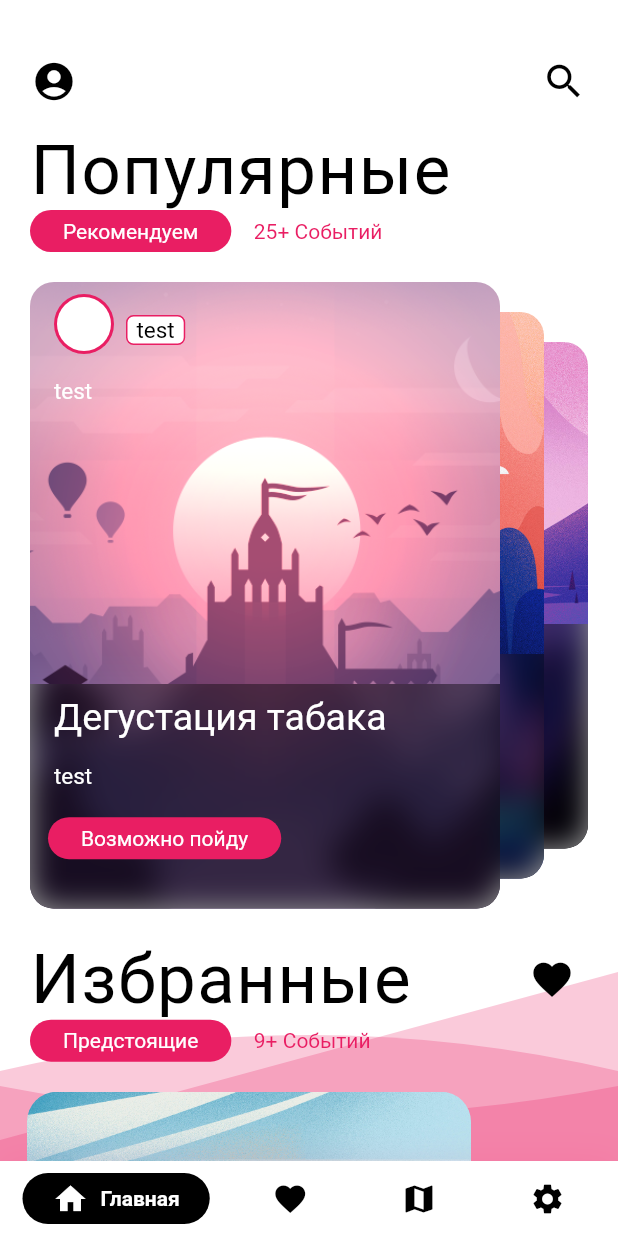
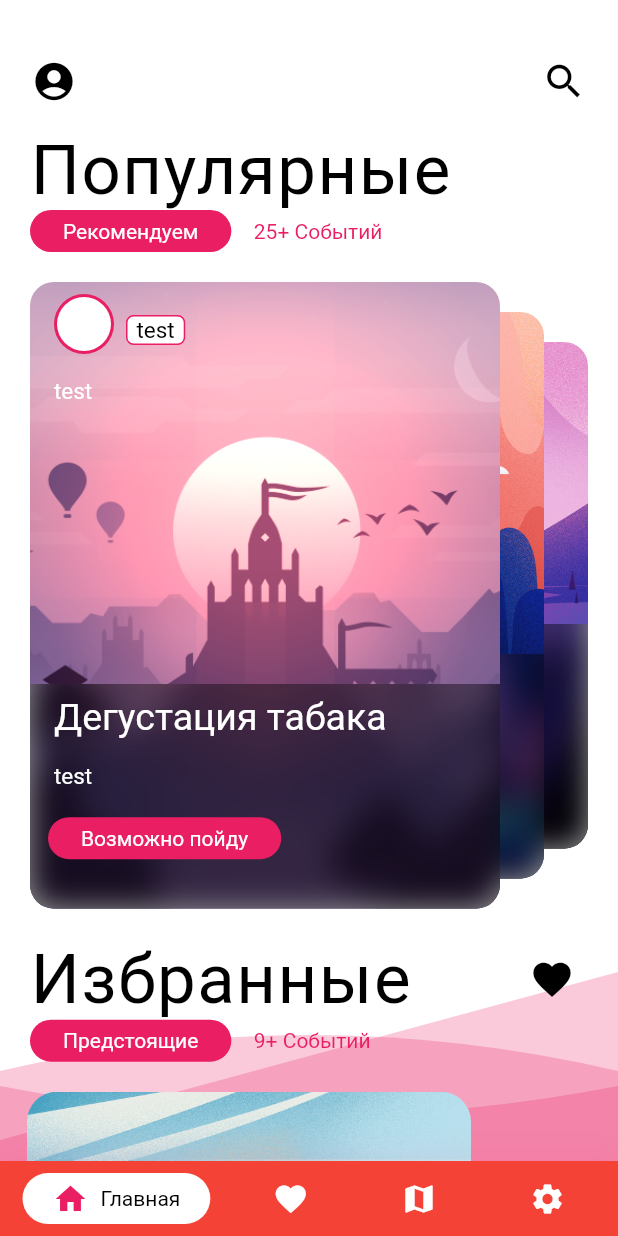
Before and after one commit to h5xde-dev/my_events, a Flutter app: the NavigationMenu screen opened directly, on a phone screen of 412 x 824 dp. Run offline on Flutter 3.47's test engine with Material 2 defaults, Android fonts, the phone set to English and light mode, and no system bars; drawn by our look-alikes of google_nav_bar; our stand-ins replace cloud_firestore, firebase_auth, google_maps_flutter, location, shared_preferences, simple_animations; missing offline and left inert: fab_circular_menu; accounts and stored records are empty; Roboto replaces fonts that are missing (Calibre-Semibold, SF-Pro-Text-Regular).

Commit message:
new themes and fixes

```diff
--- a/lib/common_widgets/event_card.dart
+++ b/lib/common_widgets/event_card.dart
@@ -60,7 +60,21 @@ class EventCard extends StatelessWidget {
                       offset: Offset(3.0, 6.0),
                       blurRadius: 10.0)
                 ]),
-                child: AspectRatio(
+                child: _cardBox(context, cardAspectRatio, i),
+              ),
+            ),
+          );
+          cardList.add(cardItem);
+        }
+        return Stack(
+          children: cardList,
+        );
+      }),
+    );
+  }
+
+  Widget _cardBox(context, cardAspectRatio, i){
+    return AspectRatio(
       aspectRatio: cardAspectRatio,
       child: Stack(
         fit: StackFit.expand,
@@ -147,16 +161,6 @@ class EventCard extends StatelessWidget {
           ),
         ],
       ),
-                ),
-              ),
-            ),
-          );
-          cardList.add(cardItem);
-        }
-        return Stack(
-          children: cardList,
-        );
-      }),
     );
   }
 
@@ -199,7 +203,7 @@ class EventCard extends StatelessWidget {
                   borderRadius: BorderRadius.circular(20.0)),
               child: Text("Возможно пойду",
                 style: TextStyle(color: Colors.white)
-              )
+              ),
             ),
           ),
         ],
--- a/lib/common_widgets/navigation_menu.dart
+++ b/lib/common_widgets/navigation_menu.dart
@@ -38,7 +38,7 @@ class _NavigationMenuState extends State<NavigationMenu> {
         child: _widgetOptions.elementAt(_selectedIndex),
       ),
       bottomNavigationBar: Container(
-        decoration: BoxDecoration(color: Theme.of(context).backgroundColor, boxShadow: [
+        decoration: BoxDecoration(color: Theme.of(context).cursorColor, boxShadow: [
           BoxShadow(blurRadius: 20, color: Theme.of(context).primaryColor.withOpacity(.1))
         ]),
         child: SafeArea(
@@ -50,21 +50,32 @@ class _NavigationMenuState extends State<NavigationMenu> {
                 iconSize: 24,
                 padding: EdgeInsets.symmetric(horizontal: 20, vertical: 5),
                 duration: Duration(milliseconds: 800),
-                tabBackgroundColor: Theme.of(context).textSelectionColor,
+                tabBackgroundColor: Theme.of(context).backgroundColor,
+                textStyle: TextStyle(
+                  color: Theme.of(context).textSelectionColor
+                ),
                 tabs: [
                   GButton(
+                    iconColor: Theme.of(context).backgroundColor,
+                    iconActiveColor: Theme.of(context).primaryColor,
                     icon: Icons.home,
                     text: 'Главная',
                   ),
                   GButton(
+                    iconColor: Theme.of(context).backgroundColor,
+                    iconActiveColor: Theme.of(context).primaryColor,
                     icon: Icons.favorite,
                     text: 'Избранное',
                   ),
                   GButton(
+                    iconColor: Theme.of(context).backgroundColor,
+                    iconActiveColor: Theme.of(context).primaryColor,
                     icon: Icons.map,
                     text: 'Карта',
                   ),
                   GButton(
+                    iconColor: Theme.of(context).backgroundColor,
+                    iconActiveColor: Theme.of(context).primaryColor,
                     icon: Icons.settings,
                     text: 'Настройки',
                   ),
--- a/lib/services/customisation.dart
+++ b/lib/services/customisation.dart
@@ -21,6 +21,12 @@ class Customisation {
       case 'purple':
         return Themes.purple();
         break;
+      case 'red':
+        return Themes.red();
+        break;
+      case 'dark':
+        return Themes.dark();
+        break;
       default:
         return Themes.pink();
     }
```
Also changed, not shown: lib/data_static/themes.dart (+35 -0 lines). Lines whose indentation alone changed are shown as unchanged.
